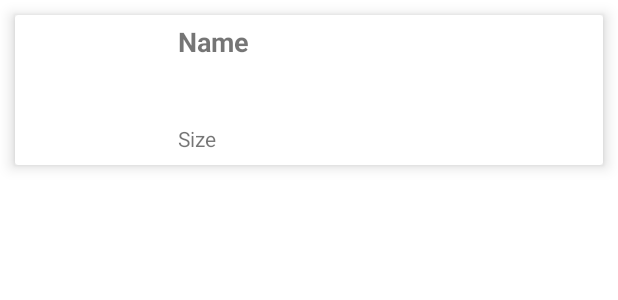
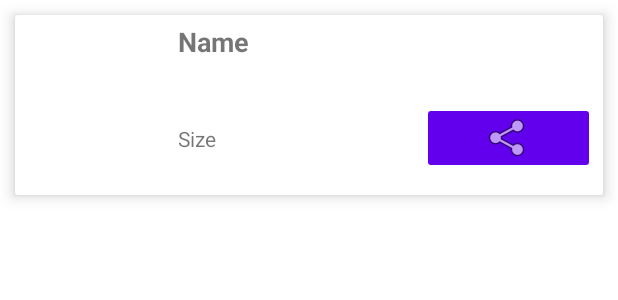
Before and after one commit to Seras3/share-memos, an Android app: the layout image_card_view.xml on its own in the app's theme, with its tools: preview values and no code run, on a phone screen of 412 x 824 dp. Shown: the top 300 px of the screen. Run offline under Robolectric (Android 15) with nearby library versions, the phone set to English and light mode, and no system bars.

Commit message:
share function

```diff
--- a/ShareMemos/app/src/main/res/layout/image_card_view.xml
+++ b/ShareMemos/app/src/main/res/layout/image_card_view.xml
@@ -2,7 +2,7 @@
 <androidx.cardview.widget.CardView xmlns:android="http://schemas.android.com/apk/res/android"
     xmlns:app="http://schemas.android.com/apk/res-auto"
     android:layout_width="match_parent"
-    android:layout_height="100dp"
+    android:layout_height="120dp"
     android:layout_margin="10dp"
     app:cardElevation="6dp">
 
@@ -15,7 +15,7 @@
         <ImageView
             android:id="@+id/imageview"
             android:layout_width="93dp"
-            android:layout_height="89dp" />
+            android:layout_height="match_parent" />
 
         <LinearLayout
             android:layout_width="match_parent"
@@ -33,6 +33,11 @@
                 android:textSize="18sp"
                 android:textStyle="bold" />
 
+            <LinearLayout
+                android:layout_width="match_parent"
+                android:layout_height="match_parent"
+                android:orientation="horizontal">
+
                 <TextView
                     android:id="@+id/textViewSize"
                     android:layout_width="77dp"
@@ -43,6 +48,18 @@
                     android:layout_weight="1"
                     android:text="Size"
                     android:textSize="14sp" />
+
+                <ImageButton
+                    android:id="@+id/shareButton"
+                    android:layout_width="30dp"
+                    android:layout_height="48dp"
+                    android:layout_marginTop="5dp"
+                    android:layout_weight="1"
+                    android:backgroundTint="@color/purple_500"
+                    android:contentDescription="Share Button"
+                    app:srcCompat="@android:drawable/ic_menu_share" />
+            </LinearLayout>
+
         </LinearLayout>
 
     </LinearLayout>
```
Also changed, not shown: ShareMemos/app/src/main/java/com/example/sharememos/adapters/GalleryAdapter.kt (+18 -4 lines). Lines whose indentation alone changed are shown as unchanged.
